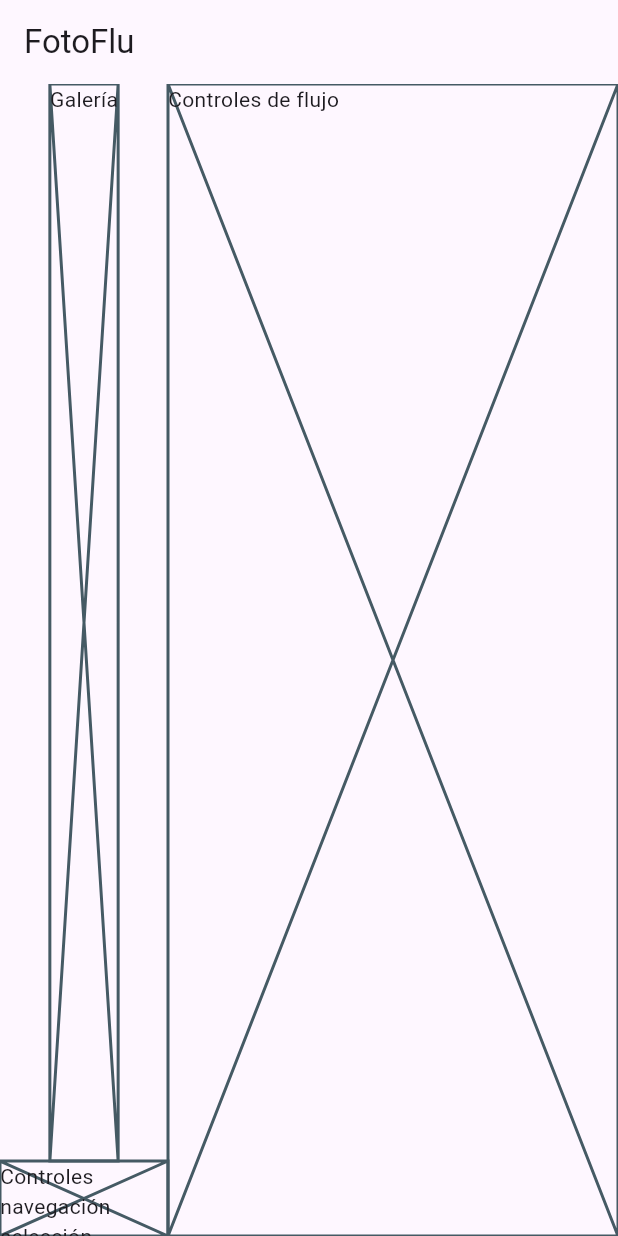
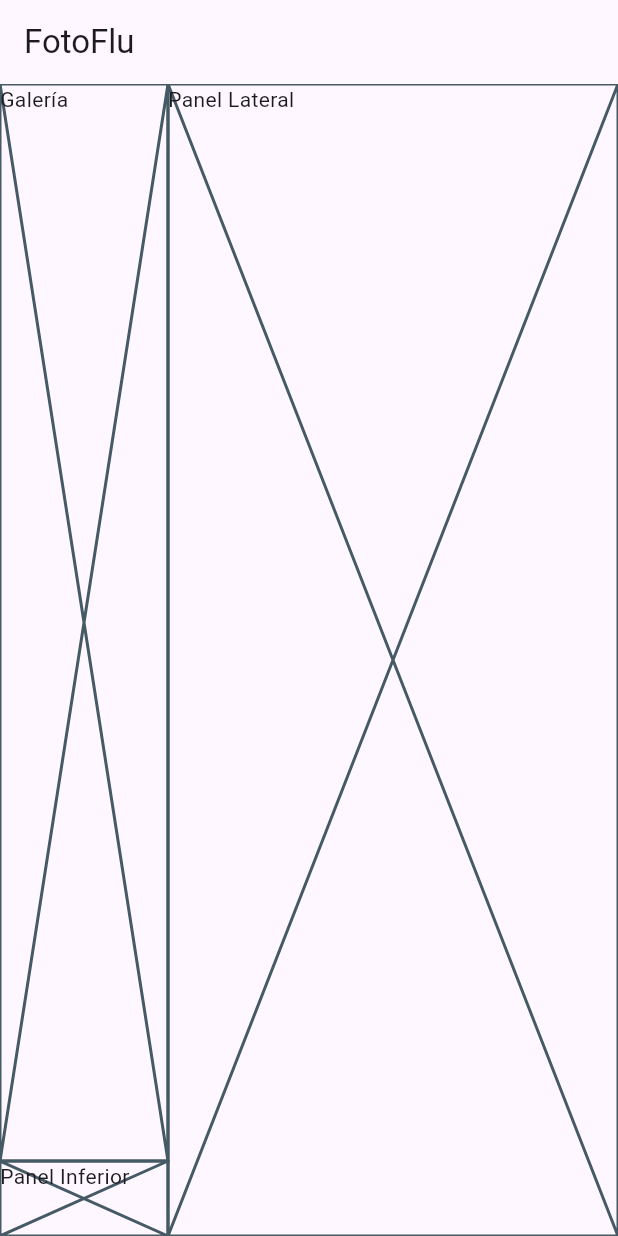
Before and after one commit to benjaminpina/fotoflu, a Flutter app: the screen it shows after launch, on a phone screen of 412 x 824 dp. Run offline on Flutter 3.47's test engine with Material 3 defaults, Android fonts, the phone set to English and light mode, and no system bars; our stand-ins replace get, get_storage.

Commit message:
paneles y componente galeria creados

```diff
--- a/lib/bindings/home_binding.dart
+++ b/lib/bindings/home_binding.dart
@@ -1,9 +1,13 @@
+import 'package:fotoflu/controllers/galeria_controller.dart';
+import 'package:fotoflu/controllers/panel_inferior_controller.dart';
 import 'package:get/get.dart';
-import 'package:fotoflu/controllers/home_controller.dart';
+import 'package:fotoflu/controllers/panel_lateral_controller.dart';
 
 class HomeBinding extends Bindings {
   @override
   void dependencies() {
-    Get.lazyPut(() => HomeController());
+    Get.lazyPut(() => PanelLateralController());
+    Get.lazyPut(() => PanelInferiorController());
+    Get.lazyPut(() => GaleriaController());
   }
 }
--- /dev/null
+++ b/lib/controllers/galeria_controller.dart
@@ -0,0 +1,3 @@
+import 'package:get/get.dart';
+
+class GaleriaController extends GetxController {}
--- a/lib/controllers/home_controller.dart
+++ /dev/null
@@ -1,3 +0,0 @@
-import 'package:get/get.dart';
-
-class HomeController extends GetxController {}
--- /dev/null
+++ b/lib/controllers/panel_inferior_controller.dart
@@ -0,0 +1,3 @@
+import 'package:get/get.dart';
+
+class PanelInferiorController extends GetxController {}
--- /dev/null
+++ b/lib/controllers/panel_lateral_controller.dart
@@ -0,0 +1,3 @@
+import 'package:get/get.dart';
+
+class PanelLateralController extends GetxController {}
--- a/lib/ui/pages/home_page.dart
+++ b/lib/ui/pages/home_page.dart
@@ -1,8 +1,9 @@
 import 'package:flutter/material.dart';
-import 'package:fotoflu/controllers/home_controller.dart';
-import 'package:get/get.dart';
+import 'package:fotoflu/ui/widgets/galeria.dart';
+import 'package:fotoflu/ui/widgets/panel_inferior.dart';
+import 'package:fotoflu/ui/widgets/panel_lateral.dart';
 
-class HomePage extends GetView<HomeController> {
+class HomePage extends StatelessWidget {
   const HomePage({super.key});
 
   @override
@@ -14,21 +15,12 @@ class HomePage extends GetView<HomeController> {
           Expanded(
             child: Column(
               children: [
-                Expanded(child: Placeholder(child: const Text('Galería'))),
-                SizedBox(
-                  height: 50,
-                  child: Placeholder(
-                    child: const Text('Controles navegación selección'),
-                  ),
-                ),
+                Expanded(child: Galeria()),
+                SizedBox(height: 50, child: PanelInferior()),
               ],
             ),
           ),
-          SizedBox(
-            width: 300,
-            height: double.infinity,
-            child: Placeholder(child: const Text('Controles de flujo')),
-          ),
+          SizedBox(width: 300, height: double.infinity, child: PanelLateral()),
         ],
       ),
     );
--- /dev/null
+++ b/lib/ui/widgets/galeria.dart
@@ -0,0 +1,14 @@
+import 'package:flutter/material.dart';
+
+class Galeria extends StatelessWidget {
+  const Galeria({super.key});
+
+  @override
+  Widget build(BuildContext context) {
+    return SizedBox(
+      width: double.infinity,
+      height: double.infinity,
+      child: Placeholder(child: const Text('Galería')),
+    );
+  }
+}
--- /dev/null
+++ b/lib/ui/widgets/panel_inferior.dart
@@ -0,0 +1,16 @@
+import 'package:flutter/material.dart';
+import 'package:fotoflu/controllers/panel_inferior_controller.dart';
+import 'package:get/state_manager.dart';
+
+class PanelInferior extends GetView<PanelInferiorController> {
+  const PanelInferior({super.key});
+
+  @override
+  Widget build(BuildContext context) {
+    return SizedBox(
+      width: double.infinity,
+      height: 50,
+      child: Placeholder(child: const Text('Panel Inferior')),
+    );
+  }
+}
--- /dev/null
+++ b/lib/ui/widgets/panel_lateral.dart
@@ -0,0 +1,16 @@
+import 'package:flutter/material.dart';
+import 'package:fotoflu/controllers/panel_lateral_controller.dart';
+import 'package:get/get.dart';
+
+class PanelLateral extends GetView<PanelLateralController> {
+  const PanelLateral({super.key});
+
+  @override
+  Widget build(BuildContext context) {
+    return SizedBox(
+      width: double.infinity,
+      height: double.infinity,
+      child: Placeholder(child: const Text('Panel Lateral')),
+    );
+  }
+}
```
